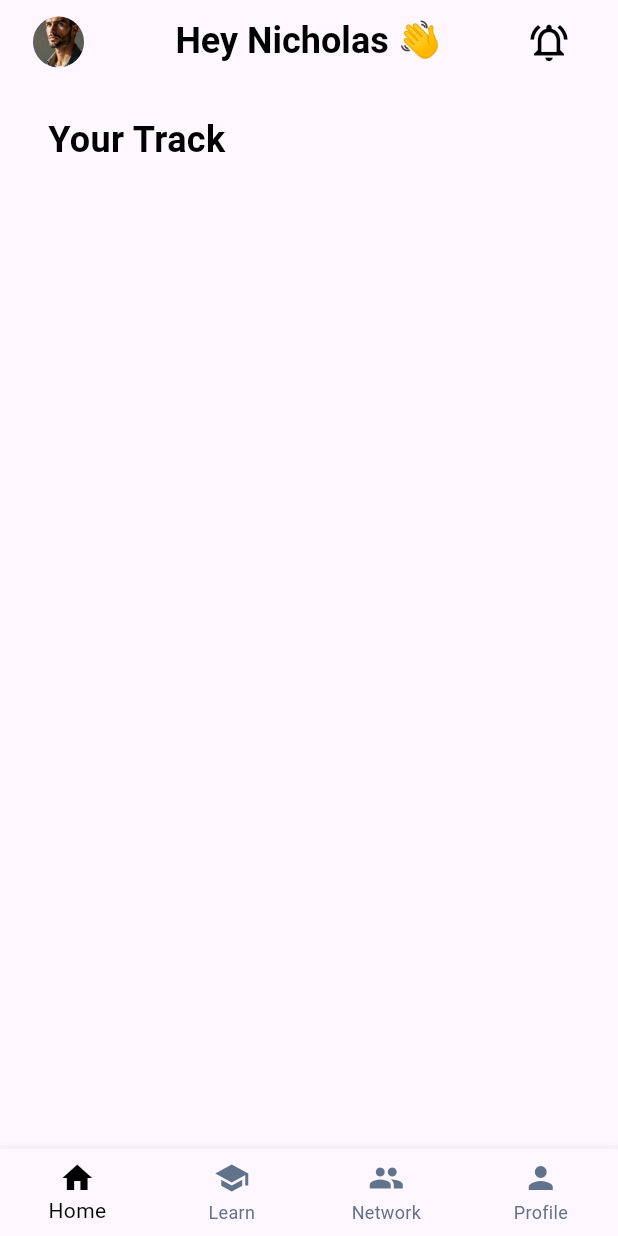
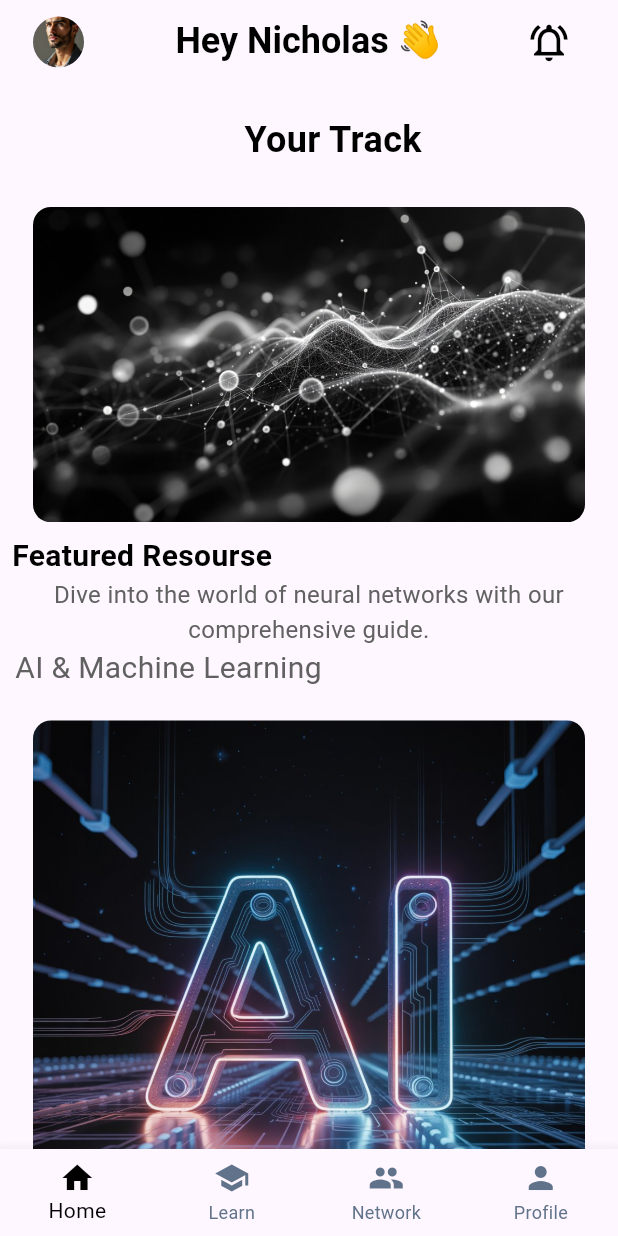
Before and after one commit to Yvonne-Wanja-1/csk-app, a Flutter app: the screen it shows after launch, on a phone screen of 412 x 824 dp. Run offline on Flutter 3.47's test engine with Material 3 defaults, Android fonts, the phone set to English and light mode, and no system bars.

Commit message:
added some widgets to the home page

```diff
--- a/csk/lib/pages/home.dart
+++ b/csk/lib/pages/home.dart
@@ -58,6 +58,96 @@ class HomePage extends StatelessWidget {
                   ),
                 ),
               ),
+              const SizedBox(height: 20,),
+              Padding(
+                padding: const EdgeInsets.symmetric(horizontal: 22.0),
+                child: GestureDetector(
+                  onTap: () {},
+                  child: ClipRRect(
+                    borderRadius: BorderRadius.circular(12.0),
+                    child: Image.asset('images/network.jpg', fit: BoxFit.cover),
+                  ),
+                ),
+              ),
+              Align(
+                alignment: Alignment.centerLeft,
+                child: Padding(
+                  padding: const EdgeInsets.only(left: 8.0, top: 8.0),
+                  child: Text('Featured Resourse',
+                    style: TextStyle(
+                      fontSize: 20,
+                      fontWeight: FontWeight.bold,
+                      color: Colors.black,
+                    ),
+                  ),
+                ),
+              ),
+              Text('''Dive into the world of neural networks with our comprehensive guide.''',
+                style: TextStyle(
+                  fontSize: 16,
+                  color: Colors.grey[700],
+                ),
+                textAlign: TextAlign.center,
+              ),
+              Padding(
+                padding: const EdgeInsets.only(left: 10),
+                child: Align(
+                  alignment: Alignment.centerLeft,
+                  child: Text('AI & Machine Learning',
+                    style: TextStyle(
+                      fontSize: 20,
+
+                      color: Colors.grey[700],
+                    ),
+                  ),
+                ),
+              ),
+
+
+               const SizedBox(height: 20,),
+              Padding(
+                padding: const EdgeInsets.symmetric(horizontal: 22.0),
+                child: GestureDetector(
+                  onTap: () {},
+                  child: ClipRRect(
+                    borderRadius: BorderRadius.circular(12.0),
+                    child: Image.asset('images/AI.jpeg', fit: BoxFit.cover),
+                  ),
+                ),
+              ),
+            Align(
+                alignment: Alignment.centerLeft,
+                child: Padding(
+                  padding: const EdgeInsets.only(left: 8.0, top: 8.0),
+                  child: Text('Challenge',
+                    style: TextStyle(
+                      fontSize: 20,
+                      fontWeight: FontWeight.bold,
+                      color: Colors.black,
+                    ),
+                  ),
+                ),
+              ),
+              Text('''Build a simple image classifier with TensorFlow.''',
+                style: TextStyle(
+                  fontSize: 16,
+                  color: Colors.grey[700],
+                ),
+                textAlign: TextAlign.center,
+              ),
+              Padding(
+                padding: const EdgeInsets.only(left: 10),
+                child: Align(
+                  alignment: Alignment.centerLeft,
+                  child: Text('AI & Machine Learning',
+                    style: TextStyle(
+                      fontSize: 20,
+
+                      color: Colors.grey[700],
+                    ),
+                  ),
+                ),
+              ),
               ],
           ),
         ),
```
Also changed, not shown: csk/images/AI.jpeg (added), csk/images/network.jpg (added).
